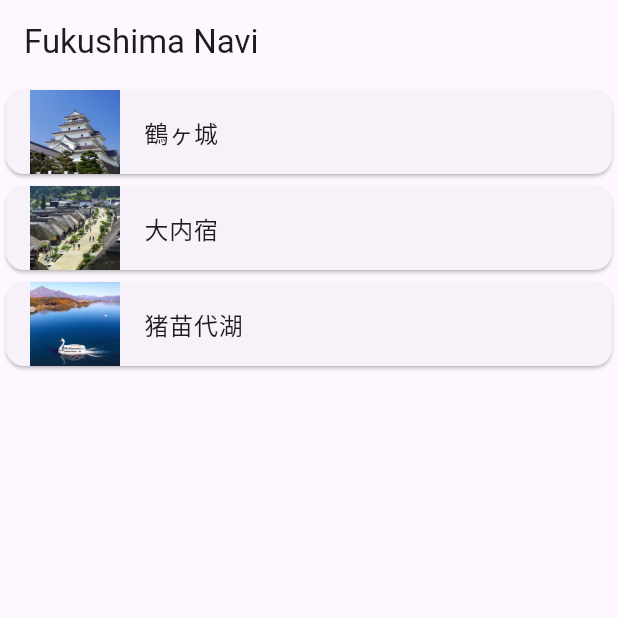
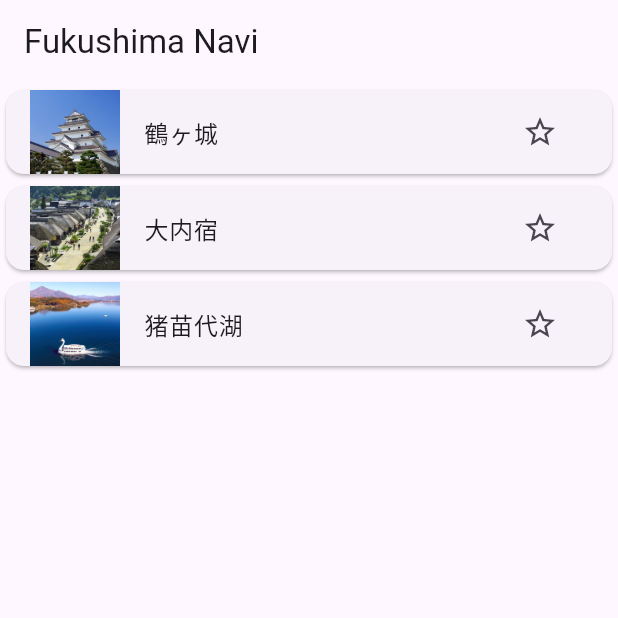
Before and after one commit to yamazakisouhei/yamazaki-fultter, a Flutter app: the DetailPage screen opened directly with empty values, after a tap on "戻る", on a phone screen of 412 x 824 dp, the top half of it. Run offline on Flutter 3.47's test engine with Material 3 defaults, Android fonts, the phone set to English and light mode, and no system bars.

Commit message:
お気に入り機能を追加

```diff
--- a/lib/detail_page.dart
+++ b/lib/detail_page.dart
@@ -15,31 +15,49 @@ class DetailPage extends StatelessWidget {
         title: Text(spotName),
       ),
 
-      body: Center(
+      body: Padding(
+        padding: const EdgeInsets.all(16.0),
+
         child: Column(
           mainAxisAlignment: MainAxisAlignment.center,
 
           children: [
+            Image.asset(
+  spotName == '鶴ヶ城'
+      ? 'assets/images/turugazyou.jpg'
+      : spotName == '大内宿'
+          ? 'assets/images/ouchijuku.jpg'
+          : 'assets/images/inawasiroko.jpg',
+  height: 200,
+),
+
+const SizedBox(height: 20),
             Text(
               spotName,
               style: const TextStyle(
                 fontSize: 30,
+                fontWeight: FontWeight.bold,
               ),
             ),
 
             const SizedBox(height: 20),
 
-            const Text(
-              '観光地の詳細情報を表示するページです。',
+            Text(
+              spotName == '鶴ヶ城'
+                  ? '鶴ヶ城は会津若松市にある名城で、会津地方を代表する観光地です。'
+                  : spotName == '大内宿'
+                      ? '大内宿は江戸時代の宿場町の景観が残る人気観光地です。'
+                      : '猪苗代湖は日本で4番目に大きい湖で、美しい景色が楽しめます。',
+              textAlign: TextAlign.center,
+              style: const TextStyle(fontSize: 18),
             ),
 
-            const SizedBox(height: 20),
+            const SizedBox(height: 30),
 
             ElevatedButton(
               onPressed: () {
                 Navigator.pop(context);
               },
-
               child: const Text('戻る'),
             ),
           ],
--- a/lib/home_page.dart
+++ b/lib/home_page.dart
@@ -1,10 +1,14 @@
 import 'package:flutter/material.dart';
 import 'package:simple_navigation_mock/detail_page.dart';
 
-class HomePage extends StatelessWidget {
-  HomePage({super.key});
+class HomePage extends StatefulWidget {
+  const HomePage({super.key});
 
-  // 観光地リスト
+  @override
+  State<HomePage> createState() => _HomePageState();
+}
+
+class _HomePageState extends State<HomePage> {
   final List<Map<String, String>> touristSpots = [
     {
       'name': '鶴ヶ城',
@@ -19,16 +23,17 @@ class HomePage extends StatelessWidget {
       'image': 'assets/images/inawasiroko.jpg',
     },
   ];
+
+  final List<bool> favorites = [false, false, false];
+
   @override
   Widget build(BuildContext context) {
     return Scaffold(
       appBar: AppBar(
         title: const Text('Fukushima Navi'),
       ),
-
       body: ListView.builder(
         itemCount: touristSpots.length,
-
         itemBuilder: (context, index) {
           return Card(
             child: ListTile(
@@ -40,6 +45,19 @@ class HomePage extends StatelessWidget {
               ),
 
               title: Text(touristSpots[index]['name']!),
+
+              trailing: IconButton(
+                icon: Icon(
+                  favorites[index]
+                      ? Icons.star
+                      : Icons.star_border,
+                ),
+                onPressed: () {
+                  setState(() {
+                    favorites[index] = !favorites[index];
+                  });
+                },
+              ),
 
               onTap: () {
                 Navigator.push(
```
Lines whose indentation alone changed are shown as unchanged.
